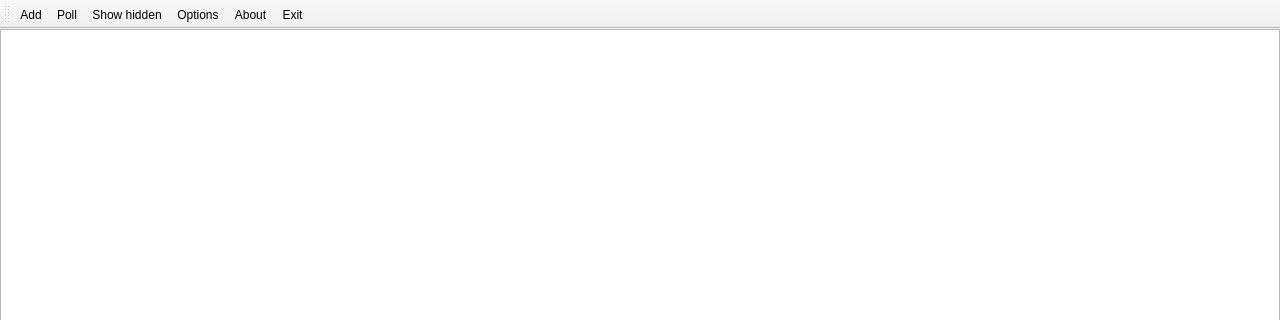
The window that src/core/mainwindow.ui (kik4444/simple-process-tracker) describes before a commit, drawn with Qt 5; both pictures show x 0 to 1280 and y 0 to 320 of the 1280 by 720 pixel window.
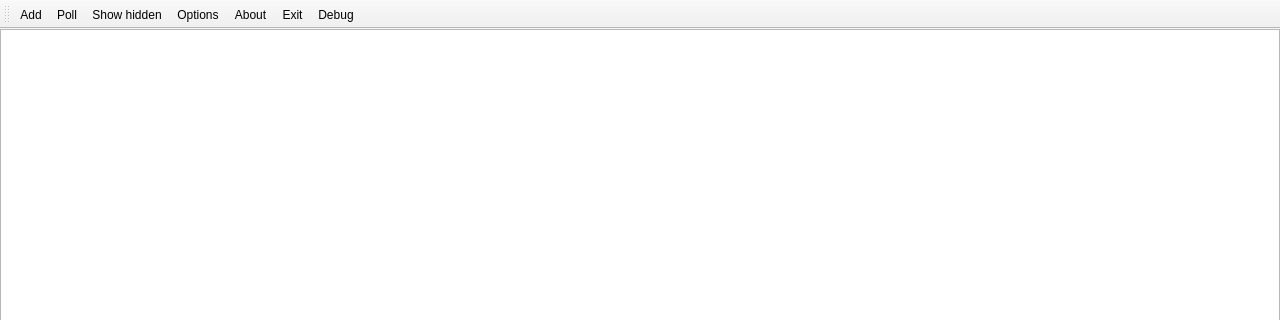
The same window after the commit. Icons and pictures are not drawn.

The edit to the form file:
```diff
--- a/src/core/mainwindow.ui
+++ b/src/core/mainwindow.ui
@@ -84,6 +84,7 @@
    <addaction name="actionOptions"/>
    <addaction name="actionAbout"/>
    <addaction name="actionExit"/>
+   <addaction name="actionDebug"/>
   </widget>
   <widget class="QStatusBar" name="statusbar"/>
   <action name="actionAdd">
@@ -156,6 +157,11 @@
     <string>Read the about section of Simple Process Tracker</string>
    </property>
   </action>
+  <action name="actionDebug">
+   <property name="text">
+    <string>Debug</string>
+   </property>
+  </action>
  </widget>
  <resources>
   <include location="../resources.qrc"/>
```
